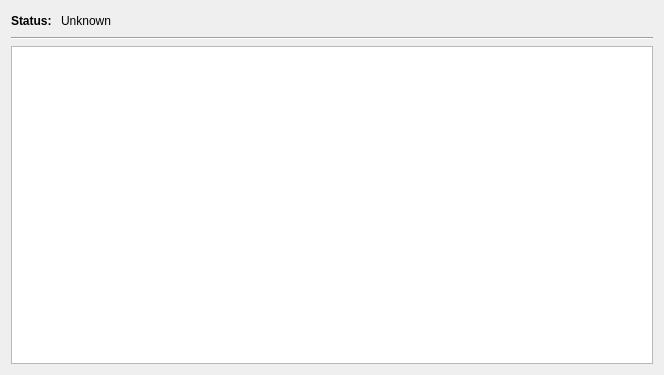
First picture: the form in source/EXTENSIONS/JUPYTER/source/jupyterServerTab.ui, repository BALL-Project/ball, before the edit.
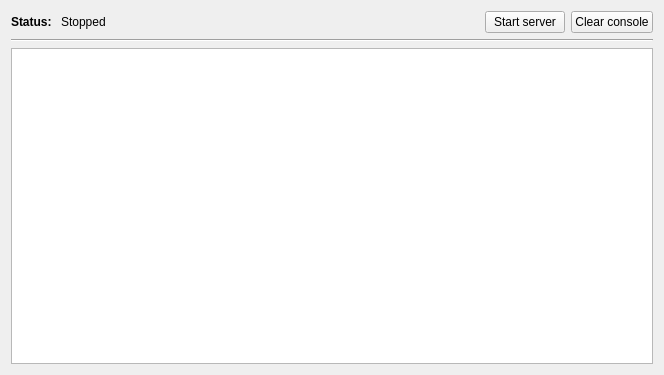
Second picture: the form after the edit.

Commit message: JupyterPlugin: Integrated server wrapper into JupyterWidget Also, adjusted the preference widget to account for the server wrapper

```diff
--- a/source/EXTENSIONS/JUPYTER/source/jupyterServerTab.ui
+++ b/source/EXTENSIONS/JUPYTER/source/jupyterServerTab.ui
@@ -32,7 +32,7 @@
      <item>
       <widget class="QLabel" name="statusLabel">
        <property name="text">
-        <string>Unknown</string>
+        <string>Stopped</string>
        </property>
       </widget>
      </item>
@@ -49,6 +49,26 @@
        </property>
       </spacer>
      </item>
+     <item>
+      <widget class="QPushButton" name="start_stop_button">
+       <property name="toolTip">
+        <string>&lt;html&gt;&lt;head/&gt;&lt;body&gt;&lt;p&gt;Start or stop the Jupyter Server&lt;/p&gt;&lt;/body&gt;&lt;/html&gt;</string>
+       </property>
+       <property name="text">
+        <string>Start server</string>
+       </property>
+      </widget>
+     </item>
+     <item>
+      <widget class="QPushButton" name="clear_button">
+       <property name="toolTip">
+        <string>&lt;html&gt;&lt;head/&gt;&lt;body&gt;&lt;p&gt;Clear the message window below&lt;/p&gt;&lt;/body&gt;&lt;/html&gt;</string>
+       </property>
+       <property name="text">
+        <string>Clear console</string>
+       </property>
+      </widget>
+     </item>
     </layout>
    </item>
    <item>
```
Left out of the diff: 13 changed lines with no effect on the pictures. The commit also changes 9 other files.
